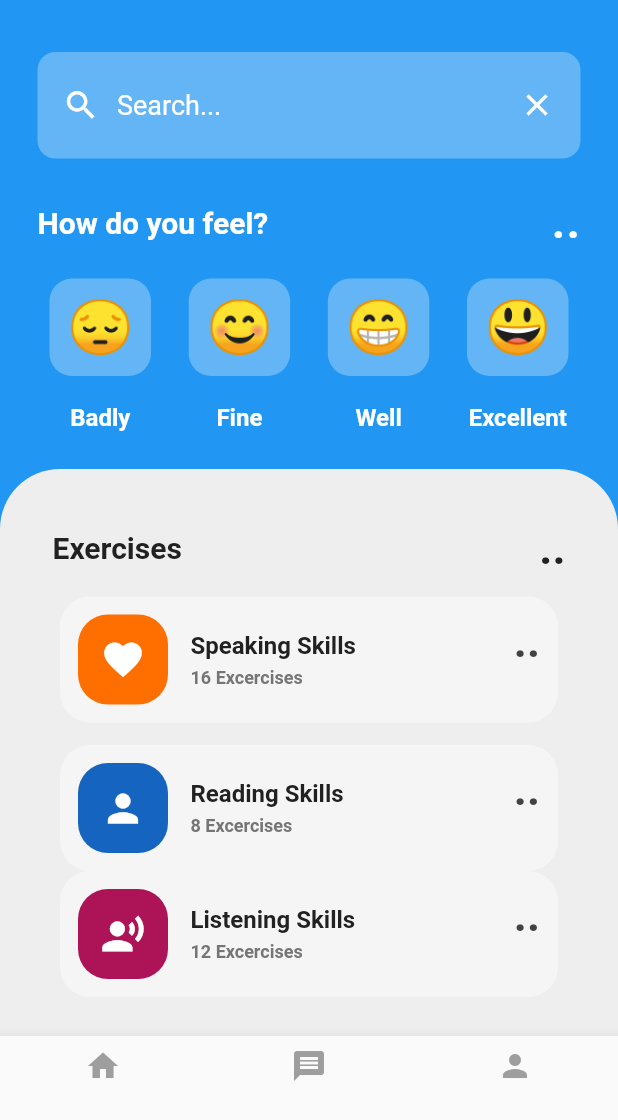
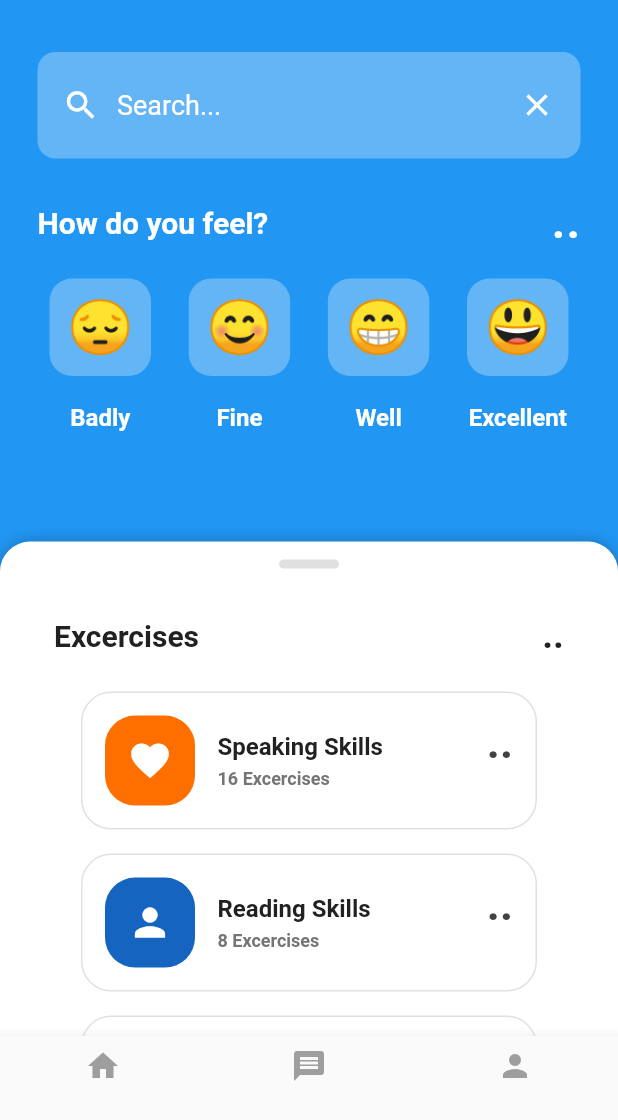
Before and after one commit to LunarioTK/MentalHealthApp, a Flutter app: the screen it shows after launch, on a phone screen of 412 x 824 dp, the part 116-1236 px from its top. Run offline on Flutter 3.47's test engine with Material 2 defaults, Android fonts, the phone set to English and light mode, and no system bars; drawn by our look-alikes of sliding_up_panel.

Commit message:
Slidable panel adicionado e funcional

```diff
--- a/lib/pages/home.dart
+++ b/lib/pages/home.dart
@@ -2,7 +2,9 @@ import 'package:flutter/material.dart';
 import 'package:mentalhealthapp/pages/searchbar.dart';
 import 'package:mentalhealthapp/utils/emoji.dart';
 import 'package:mentalhealthapp/utils/emojipopup.dart';
+import 'package:mentalhealthapp/utils/panelwidget.dart';
 import 'package:mentalhealthapp/utils/skills_box.dart';
+import 'package:sliding_up_panel/sliding_up_panel.dart';
 
 class HomePage extends StatefulWidget {
   const HomePage({super.key});
@@ -12,6 +14,7 @@ class HomePage extends StatefulWidget {
 }
 
 class _HomePageState extends State<HomePage> {
+  final panelController = PanelController();
   List<String> emojis = [
     '😔',
     '😊',
@@ -30,6 +33,9 @@ class _HomePageState extends State<HomePage> {
 
   @override
   Widget build(BuildContext context) {
+    final panelHeightClosed = MediaQuery.of(context).size.height * 0.4;
+    final panelHeightOpen = MediaQuery.of(context).size.height * 0.65;
+
     return Scaffold(
       backgroundColor: Colors.blue,
       bottomNavigationBar: BottomNavigationBar(items: const [
@@ -55,6 +61,15 @@ class _HomePageState extends State<HomePage> {
           label: '',
         ),
       ]),
+      body: SlidingUpPanel(
+        minHeight: panelHeightClosed,
+        maxHeight: panelHeightOpen,
+        controller: panelController,
+        borderRadius: const BorderRadius.vertical(top: Radius.circular(20)),
+        panelBuilder: (controller) => PanelWidget(
+          panelController: panelController,
+          controller: controller,
+        ),
         body: SafeArea(
           child: Column(
             children: [
@@ -92,7 +107,8 @@ class _HomePageState extends State<HomePage> {
                         Container(
                           decoration: BoxDecoration(
                             color: Colors.blue[300],
-                            borderRadius: BorderRadius.circular(12)),
+                            borderRadius: BorderRadius.circular(12),
+                          ),
                           padding: const EdgeInsets.all(12),
                           child: const Icon(
                             Icons.notifications,
@@ -250,78 +266,8 @@ class _HomePageState extends State<HomePage> {
                   ],
                 ),
               ),
-            //Exercises bar
-            Expanded(
-              child: ClipRRect(
-                borderRadius:
-                    const BorderRadius.vertical(top: Radius.circular(40)),
-                child: Container(
-                  color: Colors.grey[200],
-
-                  //Excercises and ..
-                  child: Column(
-                    children: [
-                      const SizedBox(height: 35),
-                      Padding(
-                        padding: const EdgeInsets.symmetric(horizontal: 35.0),
-                        child: Row(
-                          mainAxisAlignment: MainAxisAlignment.spaceBetween,
-                          children: [
-                            Text(
-                              'Exercises',
-                              style: TextStyle(
-                                color: Colors.grey[900],
-                                fontSize: 20,
-                                fontWeight: FontWeight.bold,
-                              ),
-                            ),
-                            Text(
-                              '..',
-                              style: TextStyle(
-                                color: Colors.grey[900],
-                                fontSize: 30,
-                                fontWeight: FontWeight.bold,
-                              ),
-                            ),
             ],
           ),
-                      ),
-                      Expanded(
-                        child: ListView(
-                          children: [
-                            const SizedBox(height: 15),
-
-                            //Speaking Skills
-                            SkillBox(
-                                icon: Icons.favorite,
-                                iconColor: Colors.amber.shade900,
-                                boxTitle: 'Speaking Skills',
-                                execercisoNum: 16),
-
-                            const SizedBox(height: 15),
-
-                            //Reading Skills
-                            SkillBox(
-                                icon: Icons.person,
-                                iconColor: Colors.blue.shade800,
-                                boxTitle: 'Reading Skills',
-                                execercisoNum: 8),
-
-                            //Listening Skills
-                            SkillBox(
-                                icon: Icons.record_voice_over,
-                                iconColor: Colors.pink.shade800,
-                                boxTitle: 'Listening Skills',
-                                execercisoNum: 12),
-                          ],
-                        ),
-                      )
-                    ],
-                  ),
-                ),
-              ),
-            ),
-          ],
         ),
       ),
     );
--- /dev/null
+++ b/lib/utils/panelwidget.dart
@@ -0,0 +1,102 @@
+import 'package:flutter/material.dart';
+import 'package:mentalhealthapp/utils/skills_box.dart';
+import 'package:sliding_up_panel/sliding_up_panel.dart';
+
+class PanelWidget extends StatelessWidget {
+  final ScrollController controller;
+  final PanelController panelController;
+  const PanelWidget(
+      {super.key, required this.controller, required this.panelController});
+
+  @override
+  Widget build(BuildContext context) {
+    return ListView(
+      controller: controller,
+      padding: EdgeInsets.zero,
+      children: <Widget>[
+        const SizedBox(height: 12),
+        buildHandle(),
+        const SizedBox(height: 18),
+        buildAboutText(),
+        const SizedBox(height: 24),
+      ],
+    );
+  }
+
+  //Traço antes do About
+  Widget buildHandle() => GestureDetector(
+        onTap: (() => togglePanel()),
+        child: Center(
+          child: Container(
+              width: 40,
+              height: 6,
+              decoration: BoxDecoration(
+                color: Colors.grey[300],
+                borderRadius: const BorderRadius.all(Radius.circular(12)),
+              )),
+        ),
+      );
+
+  void togglePanel() => panelController.isPanelOpen
+      ? panelController.close()
+      : panelController.open();
+
+  //Tudo dentro do panel
+  Widget buildAboutText() => Container(
+        padding: const EdgeInsets.symmetric(horizontal: 24),
+        child: Padding(
+          padding: const EdgeInsets.all(12.0),
+          child: Column(
+            crossAxisAlignment: CrossAxisAlignment.start,
+            children: [
+              Row(
+                mainAxisAlignment: MainAxisAlignment.spaceBetween,
+                children: [
+                  Text(
+                    'Excercises',
+                    style: TextStyle(
+                      fontSize: 20,
+                      fontWeight: FontWeight.bold,
+                      color: Colors.grey[900],
+                    ),
+                  ),
+                  Text(
+                    '..',
+                    style: TextStyle(
+                      fontSize: 25,
+                      fontWeight: FontWeight.bold,
+                      color: Colors.grey[900],
+                    ),
+                  )
+                ],
+              ),
+              const SizedBox(height: 15),
+              Column(
+                children: [
+                  //Speaking Skills
+                  SkillBox(
+                      icon: Icons.favorite,
+                      iconColor: Colors.amber.shade900,
+                      boxTitle: 'Speaking Skills',
+                      execercisoNum: 16),
+
+                  //Reading Skills
+                  SkillBox(
+                      icon: Icons.person,
+                      iconColor: Colors.blue.shade800,
+                      boxTitle: 'Reading Skills',
+                      execercisoNum: 8),
+
+                  //Listening Skills
+                  SkillBox(
+                      icon: Icons.record_voice_over,
+                      iconColor: Colors.pink.shade800,
+                      boxTitle: 'Listening Skills',
+                      execercisoNum: 12),
+                ],
+              )
+            ],
+          ),
+        ),
+      );
+}
--- a/lib/utils/skills_box.dart
+++ b/lib/utils/skills_box.dart
@@ -15,13 +15,16 @@ class SkillBox extends StatelessWidget {
   @override
   Widget build(BuildContext context) {
     return Padding(
-      padding: const EdgeInsets.symmetric(horizontal: 40.0),
+      padding: const EdgeInsets.symmetric(horizontal: 10.0),
       child: Column(
         children: [
           Container(
-            padding: const EdgeInsets.all(12),
+            margin: const EdgeInsets.all(8),
+            padding: const EdgeInsets.all(15),
             decoration: BoxDecoration(
-              color: Colors.grey[100],
+              border: Border.all(
+                color: Colors.grey.shade300,
+              ),
               borderRadius: BorderRadius.circular(20),
             ),
             child: Row(
@@ -58,7 +61,7 @@ class SkillBox extends StatelessWidget {
                         ),
                         const SizedBox(height: 5),
                         Text(
-                          execercisoNum.toString() + ' Excercises',
+                          '$execercisoNum Excercises',
                           style: TextStyle(
                             color: Colors.grey[600],
                             fontWeight: FontWeight.bold,
--- a/pubspec.yaml
+++ b/pubspec.yaml
@@ -36,6 +36,7 @@ dependencies:
   # The following adds the Cupertino Icons font to your application.
   # Use with the CupertinoIcons class for iOS style icons.
   cupertino_icons: ^1.0.2
+  sliding_up_panel: ^2.0.0+1
 
 dev_dependencies:
   flutter_test:
```
Also changed, not shown: pubspec.lock. Lines whose indentation alone changed are shown as unchanged.
